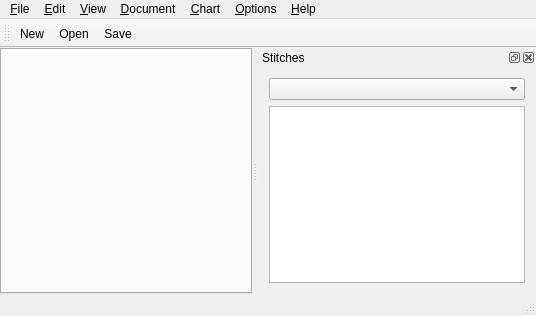
Qt form src/mainwindow.ui (iPenguin/CrochetCharts) before a commit.
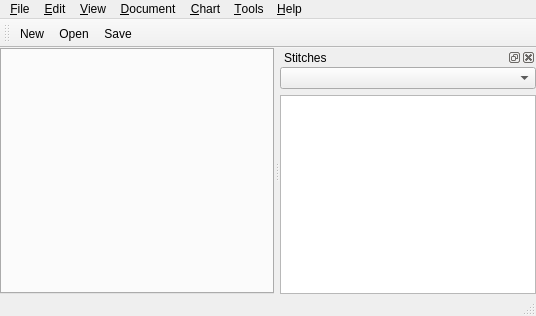
The same form after that commit. Icons and pictures are not drawn.

```diff
--- a/src/mainwindow.ui
+++ b/src/mainwindow.ui
@@ -83,9 +83,9 @@
      <string>&amp;Chart</string>
     </property>
    </widget>
-   <widget class="QMenu" name="menu_Options">
+   <widget class="QMenu" name="menu_Tools">
     <property name="title">
-     <string>&amp;Options</string>
+     <string>&amp;Tools</string>
     </property>
     <addaction name="actionStitch_Library"/>
     <addaction name="separator"/>
@@ -102,7 +102,7 @@
    <addaction name="menuView"/>
    <addaction name="menu_Document"/>
    <addaction name="menu_Chart"/>
-   <addaction name="menu_Options"/>
+   <addaction name="menu_Tools"/>
    <addaction name="menu_Help"/>
   </widget>
   <widget class="QToolBar" name="mainToolBar">
@@ -126,6 +126,9 @@
    </attribute>
    <widget class="QWidget" name="dockWidgetContents_2">
     <layout class="QVBoxLayout" name="verticalLayout">
+     <property name="margin">
+      <number>0</number>
+     </property>
      <item>
       <widget class="QComboBox" name="stitchCategory"/>
      </item>
```
Left out of the diff: 6 changed lines with no effect on the pictures.
